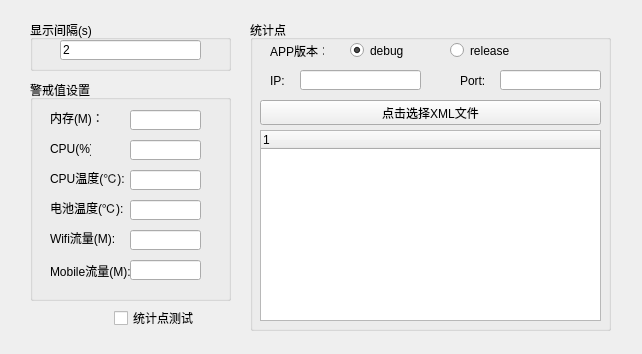
chorushe/princekin, file src/princekin/ui/setting/performancesetup.ui: the form before one commit.
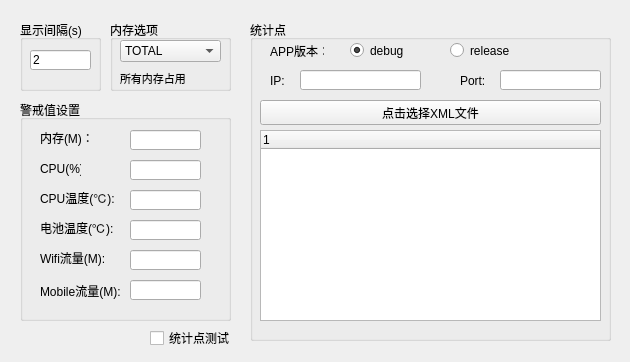
The form after the commit.

Diff of the .ui file:
```diff
--- a/src/princekin/ui/setting/performancesetup.ui
+++ b/src/princekin/ui/setting/performancesetup.ui
@@ -9,8 +9,8 @@
    <rect>
     <x>0</x>
     <y>0</y>
-    <width>642</width>
-    <height>354</height>
+    <width>630</width>
+    <height>362</height>
    </rect>
   </property>
   <property name="windowTitle">
@@ -19,9 +19,9 @@
   <widget class="QGroupBox" name="groupBox_3">
    <property name="geometry">
     <rect>
-     <x>30</x>
-     <y>80</y>
-     <width>201</width>
+     <x>20</x>
+     <y>100</y>
+     <width>211</width>
      <height>221</height>
     </rect>
    </property>
@@ -31,7 +31,7 @@
    <widget class="QLineEdit" name="memLineEdit">
     <property name="geometry">
      <rect>
-      <x>100</x>
+      <x>110</x>
       <y>30</y>
       <width>71</width>
       <height>20</height>
@@ -41,7 +41,7 @@
    <widget class="QLineEdit" name="cpuLineEdit">
     <property name="geometry">
      <rect>
-      <x>100</x>
+      <x>110</x>
       <y>60</y>
       <width>71</width>
       <height>20</height>
@@ -74,7 +74,7 @@
      <string>CPU(%)：</string>
     </property>
    </widget>
-   <widget class="QLabel" name="wifiLabel">
+   <widget class="QLabel" name="batteryLabel_3">
     <property name="geometry">
      <rect>
       <x>20</x>
@@ -90,7 +90,7 @@
    <widget class="QLineEdit" name="batteryLineEdit">
     <property name="geometry">
      <rect>
-      <x>100</x>
+      <x>110</x>
       <y>120</y>
       <width>71</width>
       <height>20</height>
@@ -100,7 +100,7 @@
    <widget class="QLineEdit" name="wifiLineEdit">
     <property name="geometry">
      <rect>
-      <x>100</x>
+      <x>110</x>
       <y>150</y>
       <width>71</width>
       <height>20</height>
@@ -110,14 +110,14 @@
    <widget class="QLineEdit" name="mobileLineEdit">
     <property name="geometry">
      <rect>
-      <x>100</x>
+      <x>110</x>
       <y>180</y>
       <width>71</width>
       <height>20</height>
      </rect>
     </property>
    </widget>
-   <widget class="QLabel" name="batteryLabel_2">
+   <widget class="QLabel" name="wifiLabel">
     <property name="geometry">
      <rect>
       <x>20</x>
@@ -130,23 +130,23 @@
      <string>Wifi流量(M):</string>
     </property>
    </widget>
-   <widget class="QLabel" name="cpuTempLabel_2">
-    <property name="geometry">
-     <rect>
-      <x>20</x>
-      <y>180</y>
-      <width>81</width>
-      <height>21</height>
-     </rect>
-    </property>
-    <property name="text">
-     <string>Mobile流量(M):</string>
-    </property>
-   </widget>
    <widget class="QLabel" name="mobileLabel">
     <property name="geometry">
      <rect>
       <x>20</x>
+      <y>180</y>
+      <width>81</width>
+      <height>21</height>
+     </rect>
+    </property>
+    <property name="text">
+     <string>Mobile流量(M):</string>
+    </property>
+   </widget>
+   <widget class="QLabel" name="cpuTempLabel_3">
+    <property name="geometry">
+     <rect>
+      <x>20</x>
       <y>90</y>
       <width>81</width>
       <height>16</height>
@@ -159,7 +159,7 @@
    <widget class="QLineEdit" name="cpuTempLineEdit">
     <property name="geometry">
      <rect>
-      <x>100</x>
+      <x>110</x>
       <y>90</y>
       <width>71</width>
       <height>20</height>
@@ -170,10 +170,10 @@
   <widget class="QGroupBox" name="groupBox_2">
    <property name="geometry">
     <rect>
-     <x>30</x>
+     <x>20</x>
      <y>20</y>
-     <width>201</width>
-     <height>51</height>
+     <width>81</width>
+     <height>71</height>
     </rect>
    </property>
    <property name="title">
@@ -182,9 +182,9 @@
    <widget class="QLineEdit" name="timeLineEdit">
     <property name="geometry">
      <rect>
-      <x>30</x>
-      <y>20</y>
-      <width>141</width>
+      <x>10</x>
+      <y>30</y>
+      <width>61</width>
       <height>20</height>
      </rect>
     </property>
@@ -199,7 +199,7 @@
      <x>250</x>
      <y>20</y>
      <width>361</width>
-     <height>311</height>
+     <height>321</height>
     </rect>
    </property>
    <property name="title">
@@ -325,8 +325,8 @@
   <widget class="QCheckBox" name="statCBox">
    <property name="geometry">
     <rect>
-     <x>114</x>
-     <y>310</y>
+     <x>150</x>
+     <y>330</y>
      <width>91</width>
      <height>16</height>
     </rect>
@@ -335,6 +335,57 @@
     <string>统计点测试</string>
    </property>
   </widget>
+  <widget class="QGroupBox" name="groupBox">
+   <property name="geometry">
+    <rect>
+     <x>110</x>
+     <y>20</y>
+     <width>121</width>
+     <height>71</height>
+    </rect>
+   </property>
+   <property name="title">
+    <string>内存选项</string>
+   </property>
+   <widget class="QComboBox" name="memCombo">
+    <property name="geometry">
+     <rect>
+      <x>10</x>
+      <y>20</y>
+      <width>101</width>
+      <height>22</height>
+     </rect>
+    </property>
+    <item>
+     <property name="text">
+      <string>TOTAL</string>
+     </property>
+    </item>
+    <item>
+     <property name="text">
+      <string>JAVA Heap</string>
+     </property>
+    </item>
+   </widget>
+   <widget class="QLabel" name="memLabel">
+    <property name="geometry">
+     <rect>
+      <x>10</x>
+      <y>50</y>
+      <width>101</width>
+      <height>16</height>
+     </rect>
+    </property>
+    <property name="font">
+     <font>
+      <pointsize>8</pointsize>
+     </font>
+    </property>
+    <property name="text">
+     <string>所有内存占用</string>
+    </property>
+   </widget>
+  </widget>
  </widget>
  <resources/>
  <connections/>
```
